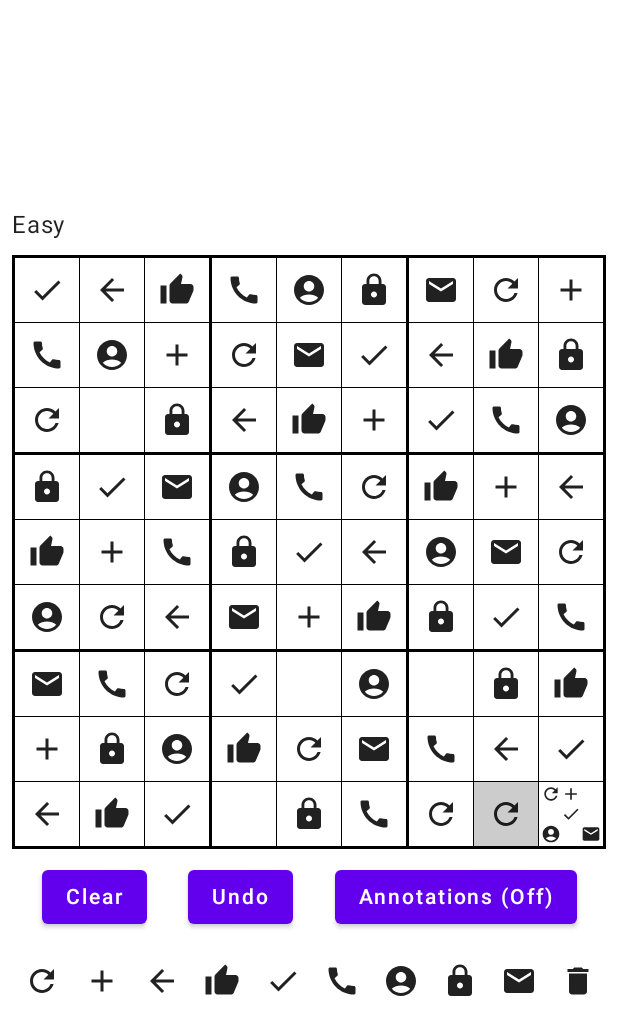
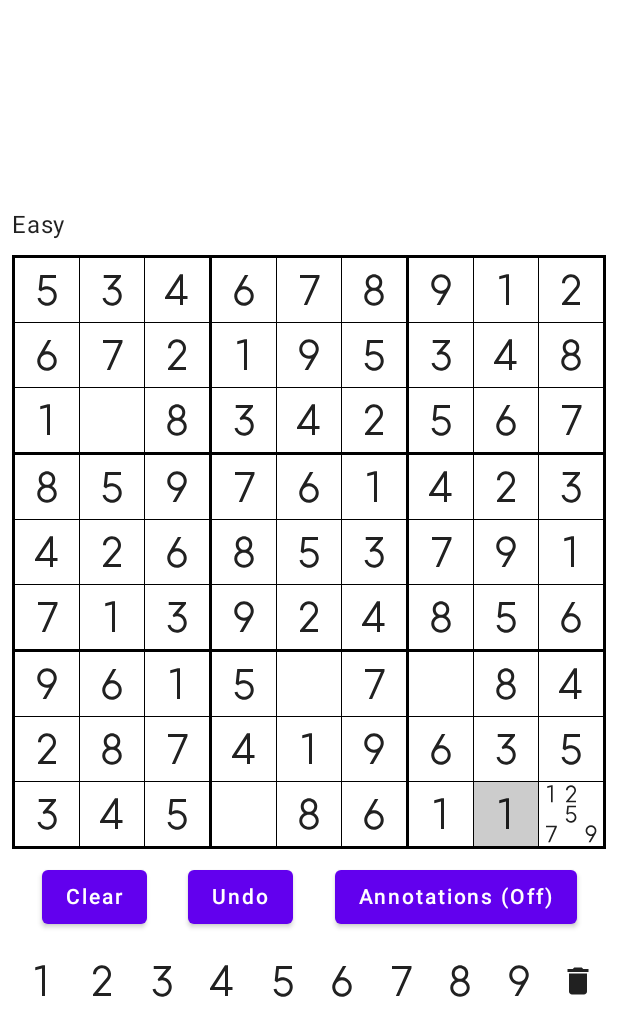
Before and after one commit to yamal-coding/sudoku, an Android app built with Jetpack Compose: the @Preview function UpdatedBoardPreview, on a phone screen of 412 x 824 dp. Shown: the top 1036 px of the screen. Run offline under Robolectric (Android 15) with nearby library versions, the phone set to English and light mode, and no system bars.

Commit message:
add svg for numbers

```diff
--- a/app/src/main/java/com/yamal/sudoku/game/ui/NumberPad.kt
+++ b/app/src/main/java/com/yamal/sudoku/game/ui/NumberPad.kt
@@ -6,8 +6,11 @@ import androidx.compose.foundation.layout.RowScope
 import androidx.compose.foundation.layout.fillMaxWidth
 import androidx.compose.material.Icon
 import androidx.compose.material.IconButton
+import androidx.compose.material.icons.Icons
+import androidx.compose.material.icons.filled.Delete
 import androidx.compose.runtime.Composable
 import androidx.compose.ui.Modifier
+import androidx.compose.ui.res.painterResource
 import androidx.compose.ui.tooling.preview.Preview
 import com.yamal.sudoku.commons.ui.theme.SudokuTheme
 import com.yamal.sudoku.model.SudokuCellValue
@@ -39,7 +42,9 @@ private fun RowScope.NumberButton(
         modifier = Modifier.weight(1F),
         onClick = { onClick(cellValue) }
     ) {
-        Icon(imageVector = getSudokuCellIcon(cellValue), contentDescription = null)
+        getSudokuCellIconOrNullIfEmpty(cellValue)?.let {
+            Icon(painter = painterResource(id = it), contentDescription = null)
+        } ?: Icon(imageVector = Icons.Default.Delete, contentDescription = null)
     }
 }
 
--- a/app/src/main/java/com/yamal/sudoku/game/ui/SudokuBoard.kt
+++ b/app/src/main/java/com/yamal/sudoku/game/ui/SudokuBoard.kt
@@ -15,6 +15,7 @@ import androidx.compose.runtime.Composable
 import androidx.compose.ui.Alignment
 import androidx.compose.ui.Modifier
 import androidx.compose.ui.draw.alpha
+import androidx.compose.ui.res.painterResource
 import androidx.compose.ui.unit.dp
 import com.yamal.sudoku.commons.ui.theme.SudokuTheme
 import com.yamal.sudoku.game.domain.ReadOnlyBoard
@@ -105,7 +106,7 @@ private fun CellValueIcon(
     getSudokuCellIconOrNullIfEmpty(value)?.let {
         Icon(
             modifier = modifier,
-            imageVector = it,
+            painter = painterResource(id = it),
             contentDescription = null
         )
     }
--- a/app/src/main/java/com/yamal/sudoku/game/ui/Utils.kt
+++ b/app/src/main/java/com/yamal/sudoku/game/ui/Utils.kt
@@ -1,39 +1,22 @@
 package com.yamal.sudoku.game.ui
 
-import androidx.compose.material.icons.Icons
-import androidx.compose.material.icons.filled.AccountCircle
-import androidx.compose.material.icons.filled.Add
-import androidx.compose.material.icons.filled.ArrowBack
-import androidx.compose.material.icons.filled.Call
-import androidx.compose.material.icons.filled.Check
-import androidx.compose.material.icons.filled.Delete
-import androidx.compose.material.icons.filled.Email
-import androidx.compose.material.icons.filled.Lock
-import androidx.compose.material.icons.filled.Refresh
-import androidx.compose.material.icons.filled.ThumbUp
-import androidx.compose.ui.graphics.vector.ImageVector
+import androidx.annotation.DrawableRes
+import com.yamal.sudoku.R
 import com.yamal.sudoku.model.SudokuCellValue
 
-// TODO use number image vectors instead of random icons
+@DrawableRes
 fun getSudokuCellIconOrNullIfEmpty(
     value: SudokuCellValue,
-): ImageVector? =
+): Int? =
     when (value) {
         SudokuCellValue.EMPTY -> null
-        SudokuCellValue.ONE -> Icons.Default.Refresh
-        SudokuCellValue.TWO -> Icons.Default.Add
-        SudokuCellValue.THREE -> Icons.Default.ArrowBack
-        SudokuCellValue.FOUR -> Icons.Default.ThumbUp
-        SudokuCellValue.FIVE -> Icons.Default.Check
-        SudokuCellValue.SIX -> Icons.Default.Call
-        SudokuCellValue.SEVEN -> Icons.Default.AccountCircle
-        SudokuCellValue.EIGHT -> Icons.Default.Lock
-        SudokuCellValue.NINE -> Icons.Default.Email
+        SudokuCellValue.ONE -> R.drawable.ic_number_1
+        SudokuCellValue.TWO -> R.drawable.ic_number_2
+        SudokuCellValue.THREE -> R.drawable.ic_number_3
+        SudokuCellValue.FOUR -> R.drawable.ic_number_4
+        SudokuCellValue.FIVE -> R.drawable.ic_number_5
+        SudokuCellValue.SIX -> R.drawable.ic_number_6
+        SudokuCellValue.SEVEN -> R.drawable.ic_number_7
+        SudokuCellValue.EIGHT -> R.drawable.ic_number_8
+        SudokuCellValue.NINE -> R.drawable.ic_number_9
     }
-
-fun getSudokuCellIcon(
-    value: SudokuCellValue,
-): ImageVector =
-    getSudokuCellIconOrNullIfEmpty(
-        value
-    ) ?: Icons.Default.Delete
--- /dev/null
+++ b/app/src/main/res/drawable/ic_number_1.xml
@@ -0,0 +1,9 @@
+<vector xmlns:android="http://schemas.android.com/apk/res/android"
+    android:width="24dp"
+    android:height="24dp"
+    android:viewportWidth="24"
+    android:viewportHeight="24">
+  <path
+      android:fillColor="#FF000000"
+      android:pathData="M14,1.5V22h-2V3.704L7.5,4.91V2.839l5,-1.339z"/>
+</vector>
--- /dev/null
+++ b/app/src/main/res/drawable/ic_number_2.xml
@@ -0,0 +1,9 @@
+<vector xmlns:android="http://schemas.android.com/apk/res/android"
+    android:width="24dp"
+    android:height="24dp"
+    android:viewportWidth="24"
+    android:viewportHeight="24">
+  <path
+      android:fillColor="#FF000000"
+      android:pathData="M16,7.5a4,4 0,1 0,-8 0H6a6,6 0,1 1,10.663 3.776l-7.32,8.723L18,20v2H6v-1.127l9.064,-10.802A3.982,3.982 0,0 0,16 7.5z"/>
+</vector>
--- /dev/null
+++ b/app/src/main/res/drawable/ic_number_3.xml
@@ -0,0 +1,9 @@
+<vector xmlns:android="http://schemas.android.com/apk/res/android"
+    android:width="24dp"
+    android:height="24dp"
+    android:viewportWidth="24"
+    android:viewportHeight="24">
+  <path
+      android:fillColor="#FF000000"
+      android:pathData="M18,2v1.362L12.809,9.55a6.501,6.501 0,1 1,-7.116 8.028l1.94,-0.486A4.502,4.502 0,0 0,16.5 16a4.5,4.5 0,0 0,-6.505 -4.03l-0.228,0.122 -0.69,-1.207L14.855,4 6.5,4V2H18z"/>
+</vector>
--- /dev/null
+++ b/app/src/main/res/drawable/ic_number_4.xml
@@ -0,0 +1,9 @@
+<vector xmlns:android="http://schemas.android.com/apk/res/android"
+    android:width="24dp"
+    android:height="24dp"
+    android:viewportWidth="24"
+    android:viewportHeight="24">
+  <path
+      android:fillColor="#FF000000"
+      android:pathData="M16,1.5V16h3v2h-3v4h-2v-4H4v-1.102L14,1.5h2zM14,16V5.171L6.968,16H14z"/>
+</vector>
--- /dev/null
+++ b/app/src/main/res/drawable/ic_number_5.xml
@@ -0,0 +1,9 @@
+<vector xmlns:android="http://schemas.android.com/apk/res/android"
+    android:width="24dp"
+    android:height="24dp"
+    android:viewportWidth="24"
+    android:viewportHeight="24">
+  <path
+      android:fillColor="#FF000000"
+      android:pathData="M18,2v2H9.3l-0.677,6.445a6.5,6.5 0,1 1,-2.93 7.133l1.94,-0.486A4.502,4.502 0,0 0,16.5 16a4.5,4.5 0,0 0,-4.5 -4.5c-2.022,0 -3.278,0.639 -3.96,1.53l-1.575,-1.182L7.5,2H18z"/>
+</vector>
--- /dev/null
+++ b/app/src/main/res/drawable/ic_number_6.xml
@@ -0,0 +1,9 @@
+<vector xmlns:android="http://schemas.android.com/apk/res/android"
+    android:width="24dp"
+    android:height="24dp"
+    android:viewportWidth="24"
+    android:viewportHeight="24">
+  <path
+      android:fillColor="#FF000000"
+      android:pathData="M14.886,2l-4.438,7.686A6.5,6.5 0,1 1,6.4 12.7L12.576,2h2.31zM12,11.5a4.5,4.5 0,1 0,0 9,4.5 4.5,0 0,0 0,-9z"/>
+</vector>
--- /dev/null
+++ b/app/src/main/res/drawable/ic_number_7.xml
@@ -0,0 +1,9 @@
+<vector xmlns:android="http://schemas.android.com/apk/res/android"
+    android:width="24dp"
+    android:height="24dp"
+    android:viewportWidth="24"
+    android:viewportHeight="24">
+  <path
+      android:fillColor="#FF000000"
+      android:pathData="M19,2v1.5L10.763,22H8.574l8.013,-18H6V2z"/>
+</vector>
--- /dev/null
+++ b/app/src/main/res/drawable/ic_number_8.xml
@@ -0,0 +1,9 @@
+<vector xmlns:android="http://schemas.android.com/apk/res/android"
+    android:width="24dp"
+    android:height="24dp"
+    android:viewportWidth="24"
+    android:viewportHeight="24">
+  <path
+      android:fillColor="#FF000000"
+      android:pathData="M12,1.5a5.5,5.5 0,0 1,3.352 9.86C17.24,12.41 18.5,14.32 18.5,16.5c0,3.314 -2.91,6 -6.5,6s-6.5,-2.686 -6.5,-6c0,-2.181 1.261,-4.09 3.147,-5.141A5.5,5.5 0,0 1,12 1.5zM12,12.5c-2.52,0 -4.5,1.828 -4.5,4 0,2.172 1.98,4 4.5,4s4.5,-1.828 4.5,-4c0,-2.172 -1.98,-4 -4.5,-4zM12,3.5a3.5,3.5 0,1 0,0 7,3.5 3.5,0 0,0 0,-7z"/>
+</vector>
--- /dev/null
+++ b/app/src/main/res/drawable/ic_number_9.xml
@@ -0,0 +1,9 @@
+<vector xmlns:android="http://schemas.android.com/apk/res/android"
+    android:width="24dp"
+    android:height="24dp"
+    android:viewportWidth="24"
+    android:viewportHeight="24">
+  <path
+      android:fillColor="#FF000000"
+      android:pathData="M12,1.5a6.5,6.5 0,0 1,5.619 9.77l-6.196,10.729L9.114,21.999l4.439,-7.686A6.5,6.5 0,1 1,12 1.5zM12,3.5a4.5,4.5 0,1 0,0 9,4.5 4.5,0 0,0 0,-9z"/>
+</vector>
```
